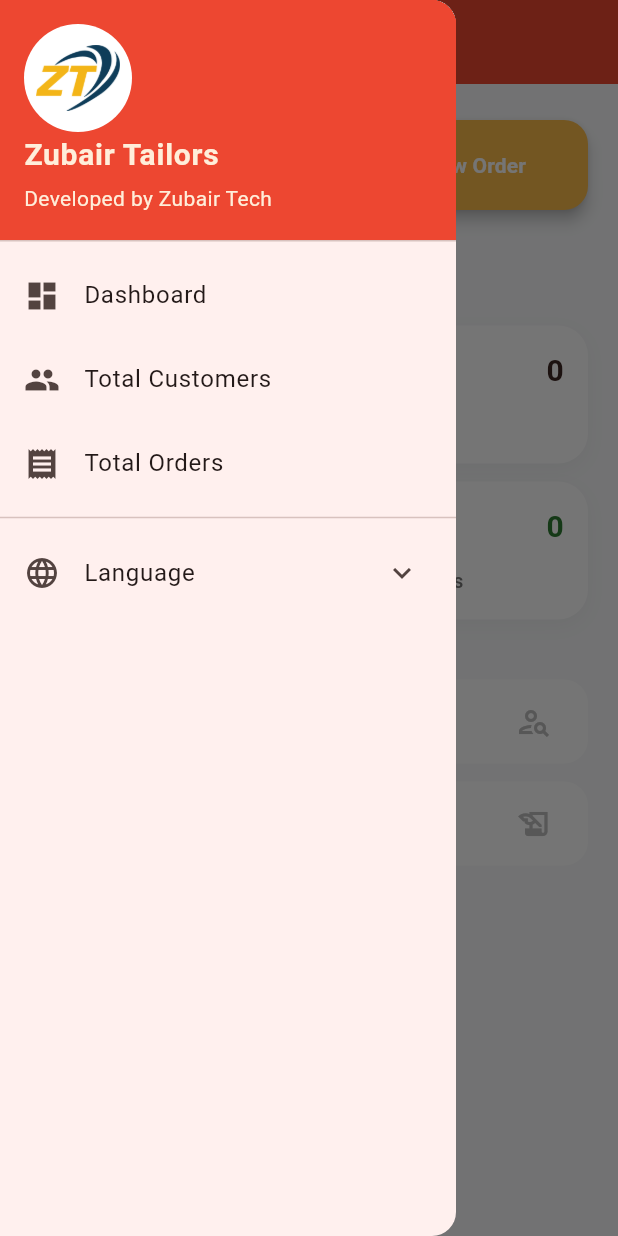
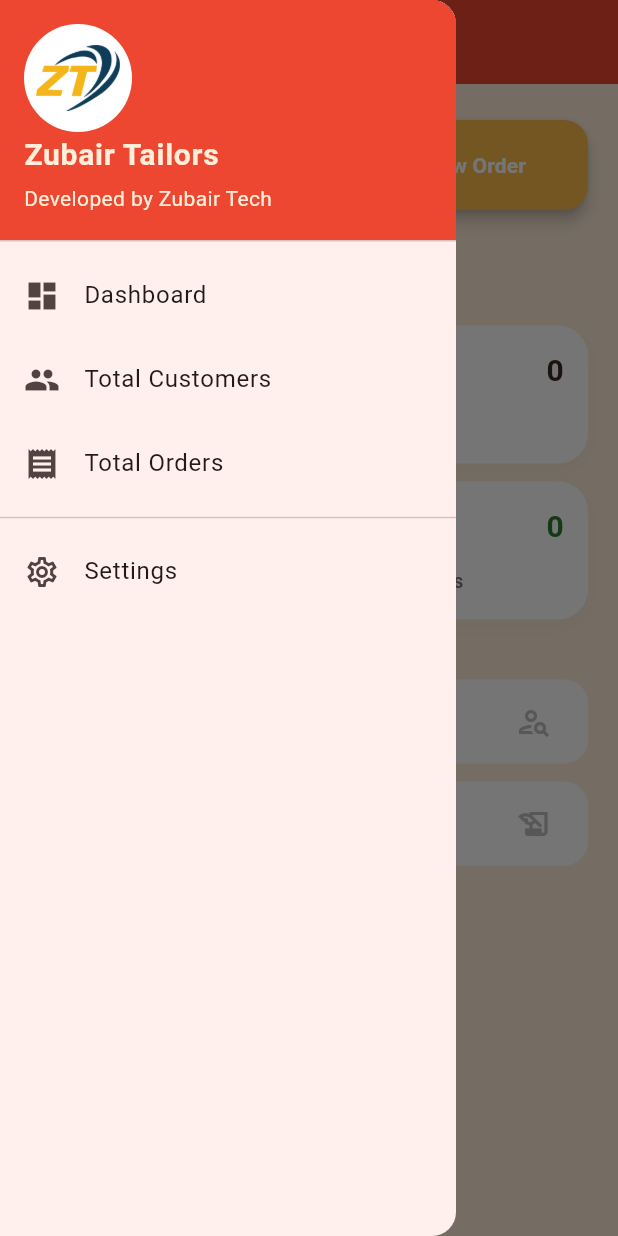
Before and after one commit to zaheerabbasdev/Zubair-Tailor-, a Flutter app: the screen it shows after launch, with the side drawer open, on a phone screen of 412 x 824 dp. Run offline on Flutter 3.47's test engine with Material 3 defaults, Android fonts, the phone set to English and light mode, and no system bars; our stand-ins replace dio, shared_preferences; accounts and stored records are empty.

Commit message:
add the commit

```diff
--- a/mobile_app/lib/l10n/app_localizations.dart
+++ b/mobile_app/lib/l10n/app_localizations.dart
@@ -433,6 +433,84 @@
   /// In en, this message translates to:
   /// **'Cannot delete customer with active orders'**
   String get deleteErrorOrders;
+
+  /// No description provided for @ban.
+  ///
+  /// In en, this message translates to:
+  /// **'Ban'**
+  String get ban;
+
+  /// No description provided for @golBan.
+  ///
+  /// In en, this message translates to:
+  /// **'Gol Ban'**
+  String get golBan;
+
+  /// No description provided for @none.
+  ///
+  /// In en, this message translates to:
+  /// **'None'**
+  String get none;
+
+  /// No description provided for @square.
+  ///
+  /// In en, this message translates to:
+  /// **'Square'**
+  String get square;
+
+  /// No description provided for @round.
+  ///
+  /// In en, this message translates to:
+  /// **'Round'**
+  String get round;
+
+  /// No description provided for @gol.
+  ///
+  /// In en, this message translates to:
+  /// **'Gol'**
+  String get gol;
+
+  /// No description provided for @single.
+  ///
+  /// In en, this message translates to:
+  /// **'Single'**
+  String get single;
+
+  /// No description provided for @double.
+  ///
+  /// In en, this message translates to:
+  /// **'Double'**
+  String get double;
+
+  /// No description provided for @style.
+  ///
+  /// In en, this message translates to:
+  /// **'Style'**
+  String get style;
+
+  /// No description provided for @stitchingDetails.
+  ///
+  /// In en, this message translates to:
+  /// **'Stitching & Details'**
+  String get stitchingDetails;
+
+  /// No description provided for @settings.
+  ///
+  /// In en, this message translates to:
+  /// **'Settings'**
+  String get settings;
+
+  /// No description provided for @appearance.
+  ///
+  /// In en, this message translates to:
+  /// **'Appearance'**
+  String get appearance;
+
+  /// No description provided for @language.
+  ///
+  /// In en, this message translates to:
+  /// **'Language'**
+  String get language;
 }
 
 class _AppLocalizationsDelegate
--- a/mobile_app/lib/main.dart
+++ b/mobile_app/lib/main.dart
@@ -11,7 +11,6 @@
   runApp(
     MultiProvider(
       providers: [
-
         ChangeNotifierProvider(create: (_) => LocaleProvider()),
       ],
       child: const MyApp(),
--- a/mobile_app/lib/models/measurement.dart
+++ b/mobile_app/lib/models/measurement.dart
@@ -13,7 +13,7 @@
   final String? shalwarLength;
   final String? damanType;
   final bool frontPocket;
-  final bool sidePocket;
+  final String? pocketType;
   final String? sleeveType;
   final bool cuff;
   final bool shalwarPocket;
@@ -40,7 +40,7 @@
     this.shalwarLength,
     this.damanType,
     this.frontPocket = false,
-    this.sidePocket = false,
+    this.pocketType,
     this.sleeveType,
     this.cuff = false,
     this.shalwarPocket = false,
@@ -69,7 +69,7 @@
       shalwarLength: json['shalwar_length']?.toString(),
       damanType: json['daman_type'],
       frontPocket: json['front_pocket'] == 1 || json['front_pocket'] == true,
-      sidePocket: json['side_pocket'] == 1 || json['side_pocket'] == true,
+      pocketType: json['pocket_type'],
       sleeveType: json['sleeve_type'],
       cuff: json['cuff'] == 1 || json['cuff'] == true,
       shalwarPocket: json['shalwar_pocket'] == 1 || json['shalwar_pocket'] == true,
@@ -99,7 +99,7 @@
       'shalwar_length': shalwarLength,
       'daman_type': damanType,
       'front_pocket': frontPocket,
-      'side_pocket': sidePocket,
+      'pocket_type': pocketType,
       'sleeve_type': sleeveType,
       'cuff': cuff,
       'shalwar_pocket': shalwarPocket,
--- a/mobile_app/lib/screens/dashboard_screen.dart
+++ b/mobile_app/lib/screens/dashboard_screen.dart
@@ -48,7 +48,7 @@
     // Auth and Locale providers removed from here as they are now used in AppDrawer
 
     return Scaffold(
-      backgroundColor: const Color(0xFFF8F9FA),
+      backgroundColor: Theme.of(context).scaffoldBackgroundColor,
       drawer: const AppDrawer(),
       appBar: AppBar(
         title: Text(l10n.appName, style: const TextStyle(fontWeight: FontWeight.bold, letterSpacing: 1.2)),
--- a/mobile_app/lib/widgets/app_drawer.dart
+++ b/mobile_app/lib/widgets/app_drawer.dart
@@ -1,11 +1,9 @@
 import 'package:flutter/material.dart';
-import 'package:provider/provider.dart';
 import '../l10n/app_localizations.dart';
 import '../utils/app_colors.dart';
-import '../providers/locale_provider.dart';
 import '../screens/customer_list_screen.dart';
 import '../screens/order_list_screen.dart';
-import '../screens/splash_screen.dart';
+import '../screens/settings_screen.dart';
 
 class AppDrawer extends StatelessWidget {
   const AppDrawer({super.key});
@@ -13,7 +11,6 @@
   @override
   Widget build(BuildContext context) {
     final l10n = AppLocalizations.of(context)!;
-    final localeProvider = Provider.of<LocaleProvider>(context);
 
     return Drawer(
       child: Column(
@@ -37,7 +34,7 @@
           ),
           ListTile(
             leading: const Icon(Icons.people),
-            title: Text(l10n.totalCustomers), // Using l10n for "Customers" or similar if available
+            title: Text(l10n.totalCustomers),
             onTap: () {
               Navigator.pop(context);
               Navigator.push(context, MaterialPageRoute(builder: (_) => const CustomerListScreen()));
@@ -45,36 +42,20 @@
           ),
           ListTile(
             leading: const Icon(Icons.receipt),
-            title: Text(l10n.totalOrders), // Using l10n for "Orders"
+            title: Text(l10n.totalOrders),
             onTap: () {
               Navigator.pop(context);
               Navigator.push(context, MaterialPageRoute(builder: (_) => const OrderListScreen()));
             },
           ),
           const Divider(),
-          ExpansionTile(
-            leading: const Icon(Icons.language),
-            title: const Text("Language"),
-            children: [
-              ListTile(
-                title: const Text('English'),
-                leading: Radio<String>(
-                  value: 'en',
-                  groupValue: localeProvider.locale.languageCode,
-                  onChanged: (value) => localeProvider.setLocale(Locale(value!)),
-                ),
-                onTap: () => localeProvider.setLocale(const Locale('en')),
-              ),
-              ListTile(
-                title: const Text('اردو (Urdu)'),
-                leading: Radio<String>(
-                  value: 'ur',
-                  groupValue: localeProvider.locale.languageCode,
-                  onChanged: (value) => localeProvider.setLocale(Locale(value!)),
-                ),
-                onTap: () => localeProvider.setLocale(const Locale('ur')),
-              ),
-            ],
+          ListTile(
+            leading: const Icon(Icons.settings_outlined),
+            title: Text(l10n.settings),
+            onTap: () {
+              Navigator.pop(context);
+              Navigator.push(context, MaterialPageRoute(builder: (_) => const SettingsScreen()));
+            },
           ),
           const Spacer(),
           const SizedBox(height: 16),
```
Also changed, not shown: mobile_app/lib/l10n/app_en.arb (+14 -1 lines), mobile_app/lib/l10n/app_localizations_en.dart (+39 -0 lines), mobile_app/lib/l10n/app_localizations_ur.dart (+39 -0 lines), mobile_app/lib/l10n/app_ur.arb (+14 -1 lines), mobile_app/lib/screens/customer_detail_screen.dart (+20 -5 lines), mobile_app/lib/screens/measurement_form_screen.dart (+43 -13 lines), mobile_app/lib/screens/order_list_screen.dart (+6 -3 lines), mobile_app/lib/screens/settings_screen.dart (added, +82 -0 lines), mobile_app/lib/services/api_service.dart (+6 -1 lines).
